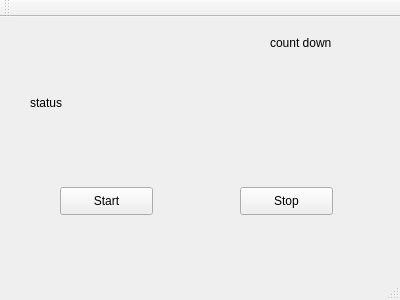
This is NIServer/mainwindow.ui in l3dlp/gesturesio-v0.x-archive as Qt 5 draws it before an edit. The edited form follows.
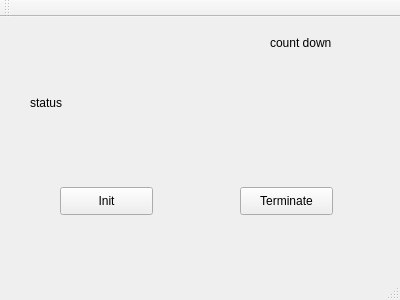
This is the edited form.

Commit message: User better text for buttons to avoid confusing.

What changed in the file:
```diff
--- a/NIServer/mainwindow.ui
+++ b/NIServer/mainwindow.ui
@@ -24,7 +24,7 @@
      </rect>
     </property>
     <property name="text">
-     <string>Start</string>
+     <string>Init</string>
     </property>
    </widget>
    <widget class="QPushButton" name="stopBtn">
@@ -37,7 +37,7 @@
      </rect>
     </property>
     <property name="text">
-     <string>Stop</string>
+     <string>Terminate</string>
     </property>
    </widget>
    <widget class="QLabel" name="countdownLabel">
```
